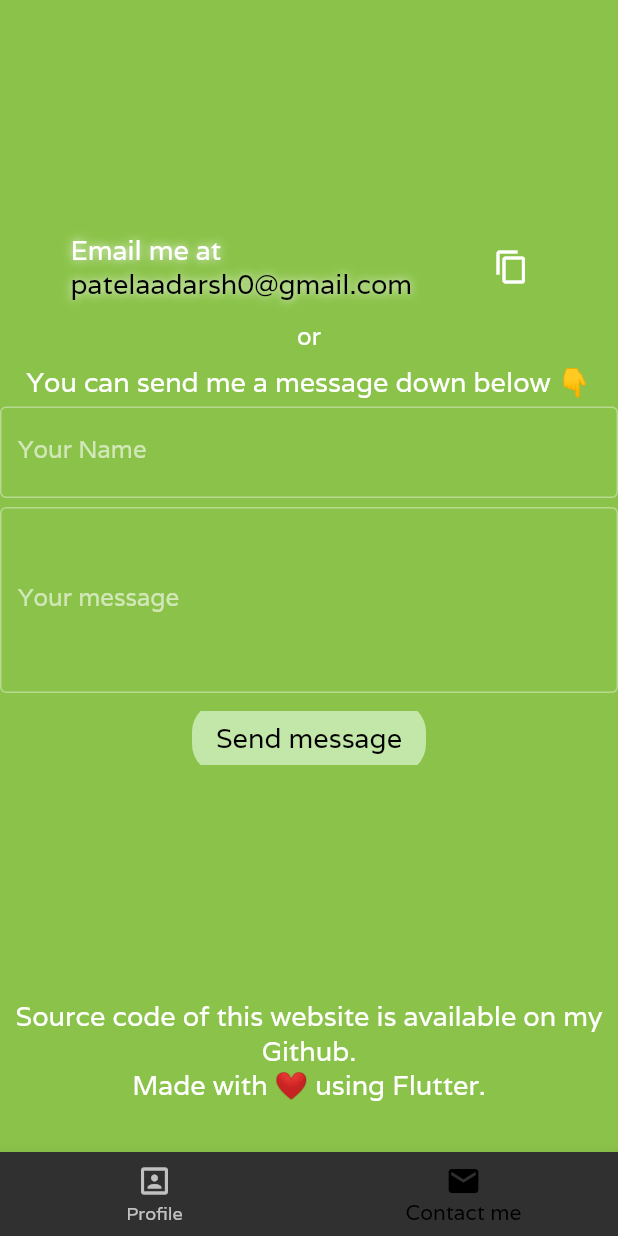
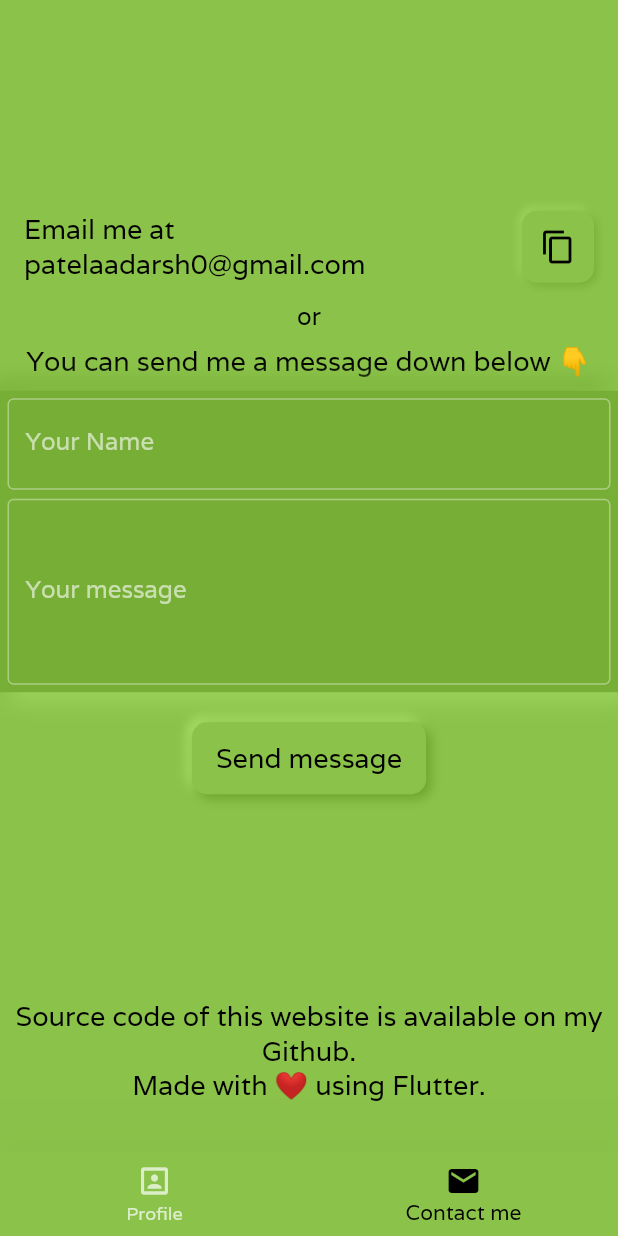
Before and after one commit to aadarsh-patel/flutter_portfolio, a Flutter app: the screen it shows after launch, item 2 of the bottom bar chosen, on a phone screen of 412 x 824 dp. Run offline on Flutter 3.47's test engine with Material 2 defaults, Android fonts, the phone set to English and light mode, and no system bars; drawn by our look-alikes of clay_containers; our stand-ins replace flutter_dotenv; missing offline and left inert: firebase; accounts and stored records are empty.

Commit message:
Containers replaced by clay containers

```diff
--- a/lib/widgets/form.dart
+++ b/lib/widgets/form.dart
@@ -1,5 +1,7 @@
 import 'package:flutter/material.dart';
 import 'package:flutter/services.dart';
+
+import 'package:clay_containers/clay_containers.dart';
 
 import 'msg_function.dart';
 import 'snack_bar.dart';
@@ -43,45 +45,20 @@ class _ShadyFormState extends State<ShadyForm> {
               key: _formKey,
               child: Column(
                 children: <Widget>[
-                  Container(
-                    width: 350,
-                    child: ListTile(
-                      title: RichText(
-                        textAlign: TextAlign.left,
-                        text: TextSpan(
-                          children: <TextSpan>[
-                            TextSpan(
-                              text: 'Email me at\n',
+                  ListTile(
+                    title: Text(
+                      'Email me at\npatelaadarsh0@gmail.com',
                       style: TextStyle(
-                                color: Colors.white,
                         fontSize: 18,
-                                fontFamily: 'Varela',
-                                shadows: [
-                                  Shadow(
-                                    blurRadius: 7.0,
-                                    color: Colors.white,
-                                  ),
-                                ],
+                        color: Colors.black,
                       ),
                     ),
-                            TextSpan(
-                              text: 'patelaadarsh0@gmail.com',
-                              style: TextStyle(
+                    trailing: ClayContainer(
+                      spread: 2,
+                      borderRadius: 10,
+                      color: Theme.of(context).primaryColor,
+                      child: IconButton(
                         color: Colors.black,
-                                fontSize: 18,
-                                fontFamily: 'Varela',
-                                shadows: [
-                                  Shadow(
-                                    blurRadius: 7.0,
-                                    color: Colors.white,
-                                  ),
-                                ],
-                              ),
-                            ),
-                          ],
-                        ),
-                      ),
-                      trailing: IconButton(
                         icon: Icon(Icons.content_copy),
                         onPressed: () {
                           Clipboard.setData(new ClipboardData(
@@ -93,18 +70,26 @@ class _ShadyFormState extends State<ShadyForm> {
                   SizedBox(height: 8),
                   Text(
                     'or',
-                    style: TextStyle(fontSize: 16),
+                    style: TextStyle(fontSize: 16, color: Colors.black),
                   ),
                   SizedBox(height: 8),
                   Text(
                     'You can send me a message down below 👇',
                     style: TextStyle(
                       fontSize: 18,
+                      color: Colors.black,
                     ),
                   ),
                   SizedBox(
-                    height: 5,
+                    height: 8,
                   ),
+                  ClayContainer(
+                    color: Theme.of(context).primaryColor,
+                    emboss: true,
+                    child: Padding(
+                      padding: EdgeInsets.all(5),
+                      child: Column(
+                        children: <Widget>[
                           TextFormField(
                             style: TextStyle(color: Colors.black),
                             decoration: InputDecoration(
@@ -122,6 +107,7 @@ class _ShadyFormState extends State<ShadyForm> {
                           ),
                           SizedBox(height: 6.0),
                           TextFormField(
+                            style: TextStyle(color: Colors.black),
                             decoration: InputDecoration(
                               labelText: 'Your message',
                               border: OutlineInputBorder(),
@@ -135,11 +121,17 @@ class _ShadyFormState extends State<ShadyForm> {
                               return null;
                             },
                           ),
-                  SizedBox(height: 6.0),
-                  ClipRRect(
-                    borderRadius: BorderRadius.circular(20.0),
+                        ],
+                      ),
+                    ),
+                  ),
+                  SizedBox(height: 20),
+                  ClayContainer(
+                    spread: 3,
+                    borderRadius: 10,
+                    depth: 30,
+                    color: Theme.of(context).primaryColor,
                     child: FlatButton(
-                      color: new Color.fromRGBO(232, 255, 232, 0.6),
                       onPressed: () {
                         if (_formKey.currentState.validate()) {
                           name = _nameController.text;
@@ -166,7 +158,10 @@ class _ShadyFormState extends State<ShadyForm> {
           Spacer(flex: 1),
           Text(
             'Source code of this website is available on my Github.\nMade with ❤️ using Flutter.',
-            style: TextStyle(fontSize: 18),
+            style: TextStyle(
+              fontSize: 18,
+              color: Colors.black,
+            ),
             textAlign: TextAlign.center,
           ),
           SizedBox(height: 15),
--- a/lib/widgets/home.dart
+++ b/lib/widgets/home.dart
@@ -27,6 +27,8 @@ class _HomePageState extends State<HomePage> {
         ),
       ),
       bottomNavigationBar: BottomNavigationBar(
+        backgroundColor: Theme.of(context).primaryColor,
+        elevation: 100,
         items: const <BottomNavigationBarItem>[
           BottomNavigationBarItem(
             icon: Icon(Icons.portrait),
--- a/lib/widgets/profile.dart
+++ b/lib/widgets/profile.dart
@@ -64,6 +64,7 @@ class _ShadyProfileState extends State<ShadyProfile> {
               'Things I love to do 💻:',
               style: TextStyle(
                 fontSize: 20,
+                color: Colors.black,
               ),
             ),
             SizedBox(height: 20.0),
@@ -83,6 +84,7 @@ class _ShadyProfileState extends State<ShadyProfile> {
               'My profile links:',
               style: TextStyle(
                 fontSize: 22,
+                color: Colors.black,
               ),
             ),
             SizedBox(height: 15,),
```
Also changed, not shown: lib/main.dart (+0 -27 lines). Lines whose indentation alone changed are shown as unchanged.
